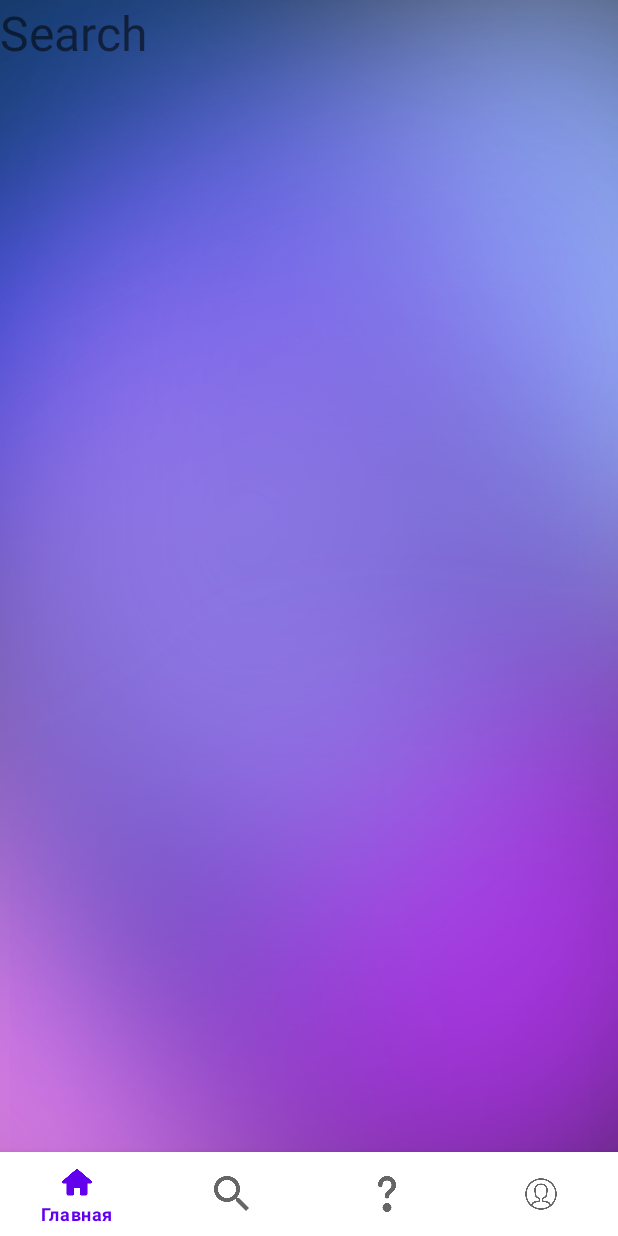
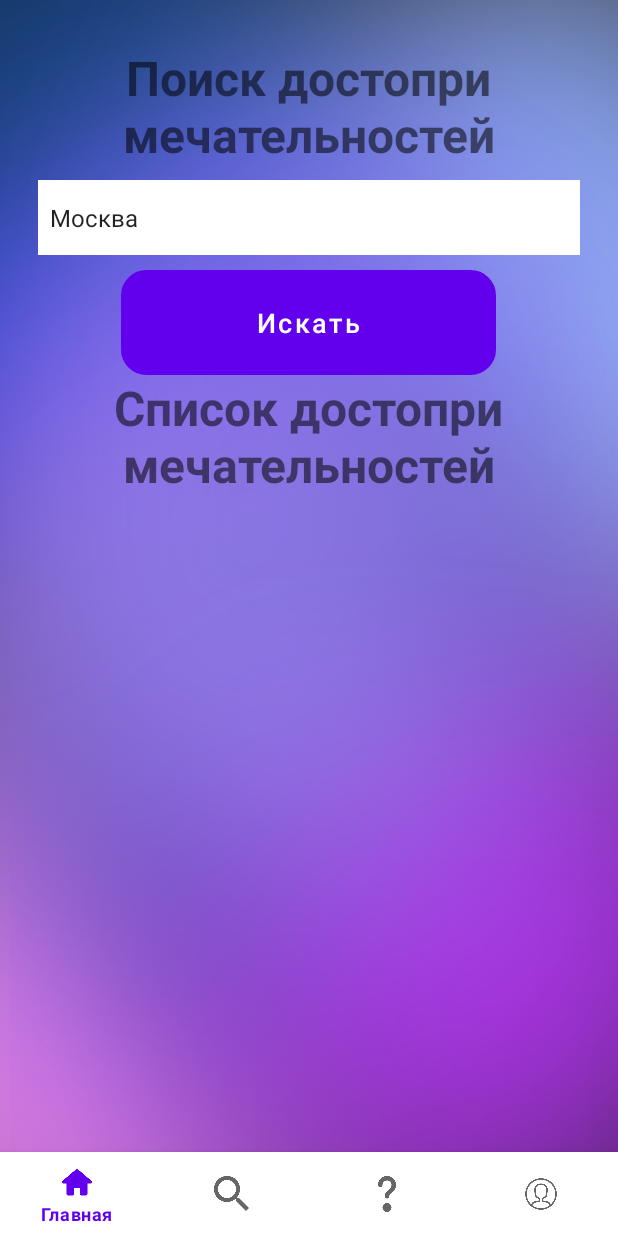
Before and after one commit to RussiaFPS/tourist, an Android app: the fragment Search placed in its activity, on a phone screen of 412 x 824 dp. Run offline under Robolectric (Android 15) with nearby library versions, the phone set to English and light mode, and no system bars; our stand-ins replace Firebase (no records; nobody signed in at launch, a user with empty details on screens opened directly).

Commit message:
Добавлен функционал вывода достопримечательностей

```diff
--- /dev/null
+++ b/app/src/main/java/ru/mirea/tourist/Model/City.java
@@ -0,0 +1,21 @@
+package ru.mirea.tourist.Model;
+
+public class City {
+    public String lions;
+
+    public City(){
+
+    }
+
+    public City(String lions) {
+        this.lions = lions;
+    }
+
+    public String getLions() {
+        return lions;
+    }
+
+    public void setLions(String lions) {
+        this.lions = lions;
+    }
+}
--- a/app/src/main/java/ru/mirea/tourist/Search.java
+++ b/app/src/main/java/ru/mirea/tourist/Search.java
@@ -2,11 +2,30 @@ package ru.mirea.tourist;
 
 import android.os.Bundle;
 
+import androidx.annotation.NonNull;
 import androidx.fragment.app.Fragment;
 
 import android.view.LayoutInflater;
 import android.view.View;
 import android.view.ViewGroup;
+import android.widget.ArrayAdapter;
+import android.widget.Button;
+import android.widget.EditText;
+import android.widget.ListView;
+import android.widget.Spinner;
+import android.widget.Toast;
+
+import com.google.firebase.database.DataSnapshot;
+import com.google.firebase.database.DatabaseError;
+import com.google.firebase.database.DatabaseReference;
+import com.google.firebase.database.FirebaseDatabase;
+import com.google.firebase.database.ValueEventListener;
+
+import java.util.ArrayList;
+import java.util.List;
+
+import ru.mirea.tourist.Model.City;
+import ru.mirea.tourist.Model.Users;
 
 /**
  * A simple {@link Fragment} subclass.
@@ -23,6 +42,12 @@ public class Search extends Fragment {
     // TODO: Rename and change types of parameters
     private String mParam1;
     private String mParam2;
+    private ListView listView;
+    private ArrayAdapter<String> adapter;
+    private List<String> listData;
+    private DatabaseReference mDataBase;
+    private String City_name;
+    private Spinner spinner;
 
     public Search() {
         // Required empty public constructor
@@ -60,6 +85,49 @@ public class Search extends Fragment {
                              Bundle savedInstanceState) {
         // Inflate the layout for this fragment
         View view = inflater.inflate(R.layout.fragment_search2, container, false);
+
+        Button search_information = (Button) view.findViewById(R.id.search_btn);
+        spinner = view.findViewById(R.id.spinnerCity);
+
+        listView = view.findViewById(R.id.list_information);
+        listData = new ArrayList<>();
+        adapter = new ArrayAdapter<>(getActivity(), android.R.layout.simple_list_item_1,listData);
+        listView.setAdapter(adapter);
+
+        search_information.setOnClickListener(new View.OnClickListener() {
+            @Override
+            public void onClick(View view) {
+                City_name = spinner.getSelectedItem().toString();
+                mDataBase = FirebaseDatabase.getInstance("https://tourist-3be36-default-rtdb.europe-west1.firebasedatabase.app/").getReference(City_name);
+                getDataFromDB();
+            }
+        });
+
+
         return view;
     }
+
+    private void getDataFromDB(){
+        ValueEventListener vListener = new ValueEventListener() {
+            @Override
+            public void onDataChange(@NonNull  DataSnapshot snapshot) {
+                if(listData.size() > 0) listData.clear();
+
+                for(DataSnapshot ds : snapshot.getChildren()){
+                    City city = ds.getValue(City.class);
+                    assert city != null;
+                    listData.add(city.lions);
+                }
+                adapter.notifyDataSetChanged();
+            }
+
+            @Override
+            public void onCancelled(@NonNull  DatabaseError error) {
+
+            }
+        };
+        mDataBase.addValueEventListener(vListener);
+    }
+
+
 }
--- a/app/src/main/res/layout/fragment_search2.xml
+++ b/app/src/main/res/layout/fragment_search2.xml
@@ -6,10 +6,59 @@
     tools:context=".Search">
 
     <!-- TODO: Update blank fragment layout -->
+
     <TextView
+        android:layout_width="250dp"
+        android:layout_height="wrap_content"
+        android:layout_marginTop="30dp"
+        android:text="Поиск достопримечательностей"
+        android:textAlignment="center"
+        android:layout_centerHorizontal="true"
+        android:textSize="32sp"
+        android:textStyle="bold"/>
+
+    <Spinner
+        android:id="@+id/spinnerCity"
         android:layout_width="match_parent"
-        android:layout_height="match_parent"
-        android:text="Search"
-        android:textSize="32sp"/>
+        android:layout_marginLeft="25dp"
+        android:layout_marginRight="25dp"
+        android:layout_height="50dp"
+        android:layout_marginTop="120dp"
+        android:background="@color/white"
+        android:entries="@array/CityNames"
+        />
+
+    <Button
+        android:id="@+id/search_btn"
+        android:layout_width="250dp"
+        android:layout_height="70dp"
+        android:layout_marginLeft="25dp"
+        android:layout_marginRight="25dp"
+        android:layout_marginTop="180dp"
+        android:background="@drawable/input_design"
+        android:layout_centerHorizontal="true"
+        android:padding="15dp"
+        android:text="Искать"
+        android:textAllCaps="false"
+        android:textSize="18sp"
+        android:textColor="@android:color/white"
+        />
+
+    <TextView
+        android:layout_width="270dp"
+        android:layout_height="wrap_content"
+        android:layout_marginTop="250dp"
+        android:text="Список достопримечательностей"
+        android:textAlignment="center"
+        android:layout_centerHorizontal="true"
+        android:textSize="32sp"
+        android:textStyle="bold"/>
+
+    <ListView
+        android:layout_width="match_parent"
+        android:layout_height="200dp"
+        android:layout_marginTop="330dp"
+        android:textSize="22sp"
+        android:id="@+id/list_information"/>
 
 </RelativeLayout>
--- a/app/src/main/res/values/strings.xml
+++ b/app/src/main/res/values/strings.xml
@@ -11,4 +11,9 @@
 
     <string name="hello_first_fragment">Hello first fragment</string>
     <string name="hello_second_fragment">Hello second fragment. Arg: %1$s</string>
+    <string-array name="CityNames">
+        <item>Москва</item>
+        <item>Санкт-Петербург</item>
+        <item>Нижний Новгород</item>
+    </string-array>
 </resources>
```
